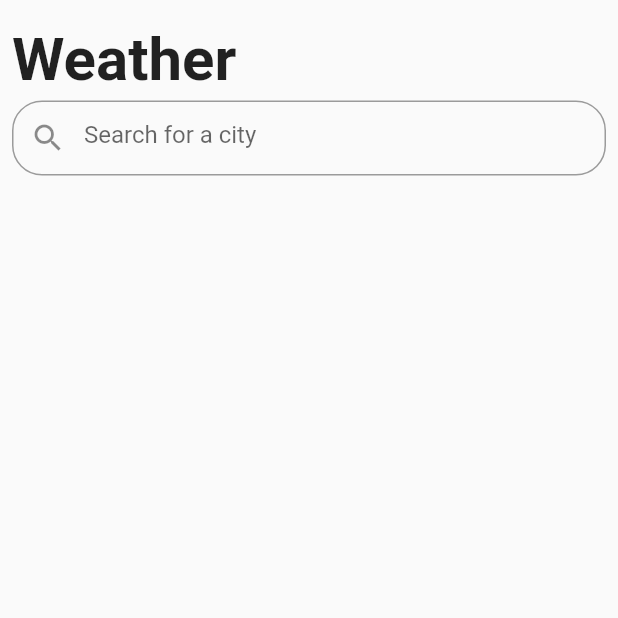
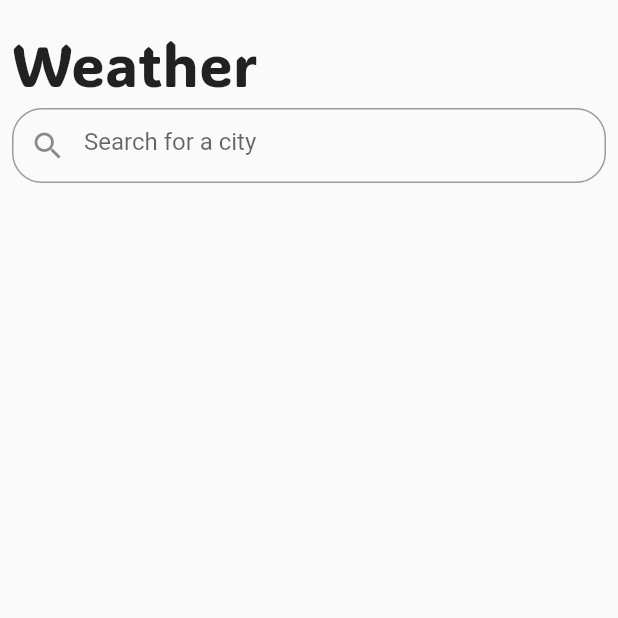
Before and after one commit to flutter-team5/weather_app, a Flutter app: the screen it shows after launch, on a phone screen of 412 x 824 dp, the top half of it. Run offline on Flutter 3.47's test engine with Material 2 defaults, Android fonts, the phone set to English and light mode, and no system bars; our stand-ins replace lottie, supabase_flutter; accounts and stored records are empty.

Commit message:
font added

```diff
--- a/lib/screens/home_screen.dart
+++ b/lib/screens/home_screen.dart
@@ -22,7 +22,8 @@ class HomeScreen extends StatelessWidget {
                 "Weather",
                 style: TextStyle(
                   fontSize: 40,
-                  fontWeight: FontWeight.bold,
+                  fontWeight: FontWeight.w500,
+                  fontFamily: 'ADLaMDisplay-Regular',
                 ),
               ),
               WSpaces.kVspace4,
--- a/lib/widgets/weather_card_widget.dart
+++ b/lib/widgets/weather_card_widget.dart
@@ -53,7 +53,8 @@ class WeatherCard extends StatelessWidget {
                   weather.name!,
                   style: const TextStyle(
                     fontSize: 25,
-                    fontWeight: FontWeight.bold,
+                    fontWeight: FontWeight.w400,
+                    fontFamily: 'ADLaMDisplay-Regular',
                   ),
                 ),
                 Text(
@@ -68,6 +69,7 @@ class WeatherCard extends StatelessWidget {
                   style: const TextStyle(
                     fontSize: 16,
                     fontWeight: FontWeight.w500,
+                    fontFamily: 'ADLaMDisplay-Regular',
                   ),
                 ),
               ],
```
Also changed, not shown: lib/screens/weather_city_screen.dart (+10 -3 lines), pubspec.yaml (+7 -2 lines), assets/fonts/Rubik-VariableFont_wght.ttf (added), assets/img/clear.png (deleted), assets/img/sunny.png (deleted).
